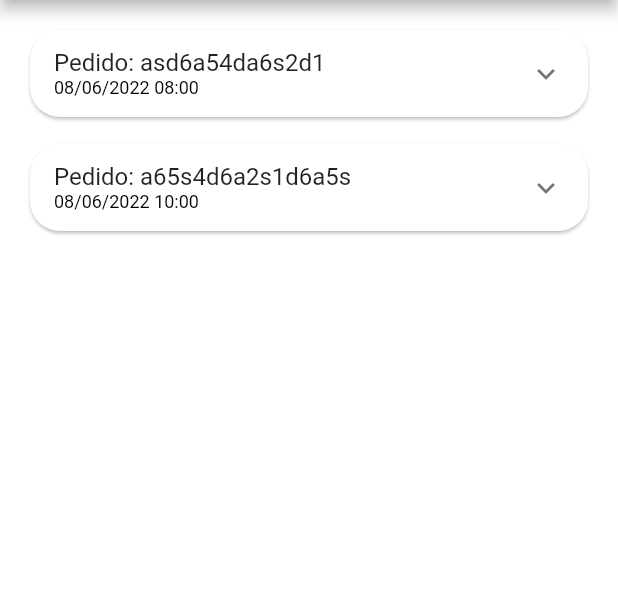
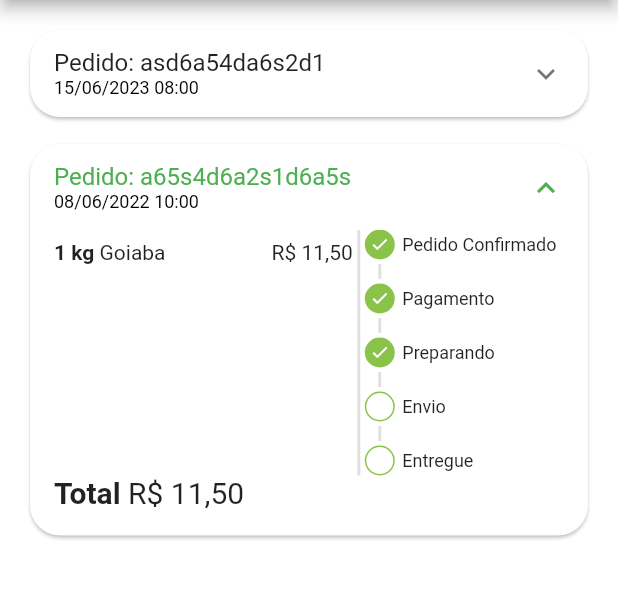
Before and after one commit to MarcosAlbrecht/flutter_quitanda, a Flutter app: the OrdersTab screen opened directly, on a phone screen of 412 x 824 dp, the part 84-683 px from its top. Run offline on Flutter 3.47's test engine with Material 2 defaults, Android fonts, the phone set to English and light mode, and no system bars; our stand-ins replace animated_text_kit, badges, mask_text_input_formatter, qr_flutter.

Commit message:
create order_status_widget

```diff
--- a/lib/src/config/app_data.dart
+++ b/lib/src/config/app_data.dart
@@ -97,10 +97,10 @@ List<OrderModel> orders = [
   OrderModel(
     copyAndPaste: 'q1w2e3r4t5y6',
     createdDateTime: DateTime.parse(
-      '2022-06-08 08:00:10.458',
+      '2023-06-15 08:00:10.458',
     ),
     overdueDateTime: DateTime.parse(
-      '2022-06-08 08:00:10.458',
+      '2023-06-20 08:00:10.458',
     ),
     id: 'asd6a54da6s2d1',
     status: 'pending_payment',
@@ -124,10 +124,10 @@ List<OrderModel> orders = [
       '2022-06-08 10:00:10.458',
     ),
     overdueDateTime: DateTime.parse(
-      '2022-06-08 11:00:10.458',
+      '2023-06-20 11:00:10.458',
     ),
     id: 'a65s4d6a2s1d6a5s',
-    status: 'delivered',
+    status: 'preparing_purchase',
     total: 11.5,
     items: [
       CartItemModel(
--- /dev/null
+++ b/lib/src/pages/orders/components/order_status_widget.dart
@@ -0,0 +1,136 @@
+import 'package:flutter/material.dart';
+
+import 'package:quitanda_app/src/config/custom_colors.dart';
+
+class OrderStatusWidget extends StatelessWidget {
+  final String status;
+  final bool isOverdue;
+
+  final Map<String, int> allStatus = <String, int>{
+    'pending_payment': 0,
+    'refunded': 1,
+    'paid': 2,
+    'preparing_purchase': 3,
+    'shipping': 4,
+    'delivered': 5,
+  };
+
+  int get currentStatus => allStatus[status]!;
+
+  OrderStatusWidget({
+    Key? key,
+    required this.status,
+    required this.isOverdue,
+  }) : super(key: key);
+
+  @override
+  Widget build(BuildContext context) {
+    return Column(
+      crossAxisAlignment: CrossAxisAlignment.start,
+      children: [
+        const _StatusDot(isActive: true, title: 'Pedido Confirmado'),
+        const _CustomDivider(),
+        if (currentStatus == 1) ...[
+          const _StatusDot(
+            isActive: true,
+            title: 'Pix estornado',
+            backGroundColor: Colors.orange,
+          )
+        ] else if (isOverdue) ...[
+          const _StatusDot(
+            isActive: true,
+            title: 'Pagamento vencido',
+            backGroundColor: Colors.red,
+          ),
+        ] else ...[
+          _StatusDot(
+            isActive: currentStatus >= 2,
+            title: 'Pagamento',
+          ),
+          const _CustomDivider(),
+          _StatusDot(
+            isActive: currentStatus >= 3,
+            title: 'Preparando',
+          ),
+          const _CustomDivider(),
+          _StatusDot(
+            isActive: currentStatus >= 4,
+            title: 'Envio',
+          ),
+          const _CustomDivider(),
+          _StatusDot(
+            isActive: currentStatus == 5,
+            title: 'Entregue',
+          ),
+        ]
+      ],
+    );
+  }
+}
+
+class _CustomDivider extends StatelessWidget {
+  const _CustomDivider({Key? key}) : super(key: key);
+
+  @override
+  Widget build(BuildContext context) {
+    return Container(
+      margin: const EdgeInsets.symmetric(
+        horizontal: 9,
+        vertical: 3,
+      ),
+      height: 10,
+      width: 2,
+      color: Colors.grey.shade300,
+    );
+  }
+}
+
+class _StatusDot extends StatelessWidget {
+  final bool isActive;
+  final String title;
+  final Color? backGroundColor;
+
+  const _StatusDot({
+    Key? key,
+    required this.isActive,
+    required this.title,
+    this.backGroundColor,
+  }) : super(key: key);
+
+  @override
+  Widget build(BuildContext context) {
+    return Row(
+      children: [
+        //Dot
+        Container(
+          alignment: Alignment.center,
+          height: 20,
+          width: 20,
+          decoration: BoxDecoration(
+            shape: BoxShape.circle,
+            border: Border.all(color: CustomColors.customSwatchColor),
+            color: isActive
+                ? backGroundColor ?? CustomColors.customSwatchColor
+                : Colors.transparent,
+          ),
+          child: isActive
+              ? const Icon(
+                  Icons.check,
+                  size: 13,
+                  color: Colors.white,
+                )
+              : const SizedBox.shrink(),
+        ),
+        const SizedBox(
+          width: 5,
+        ),
+        Expanded(
+          child: Text(
+            title,
+            style: const TextStyle(fontSize: 12),
+          ),
+        )
+      ],
+    );
+  }
+}
--- a/lib/src/pages/orders/components/order_tile.dart
+++ b/lib/src/pages/orders/components/order_tile.dart
@@ -2,7 +2,10 @@ import 'package:flutter/material.dart';
 
 import 'package:quitanda_app/src/models/cart_item_model.dart';
 import 'package:quitanda_app/src/models/order_model.dart';
+import 'package:quitanda_app/src/pages/common_widgets/payment_dialog.dart';
 import 'package:quitanda_app/src/services/utils_services.dart';
+
+import 'order_status_widget.dart';
 
 class OrderTile extends StatelessWidget {
   final OrderModel order;
@@ -25,6 +28,7 @@ class OrderTile extends StatelessWidget {
           dividerColor: Colors.transparent,
         ),
         child: ExpansionTile(
+          initiallyExpanded: order.status == 'preparing_purchase',
           title: Column(
             mainAxisSize: MainAxisSize.min,
             crossAxisAlignment: CrossAxisAlignment.start,
@@ -40,13 +44,16 @@ class OrderTile extends StatelessWidget {
             ],
           ),
           childrenPadding: const EdgeInsets.fromLTRB(16, 0, 16, 16),
+          expandedCrossAxisAlignment: CrossAxisAlignment.stretch,
           children: [
-            SizedBox(
-              height: 150,
+            IntrinsicHeight(
               child: Row(
                 children: [
+                  //Lista de produtos
                   Expanded(
                     flex: 3,
+                    child: SizedBox(
+                      height: 150,
                       child: ListView(
                         children: order.items.map(
                           (orderItem) {
@@ -58,11 +65,60 @@ class OrderTile extends StatelessWidget {
                         ).toList(),
                       ),
                     ),
+                  ),
+                  //Divisao
+                  VerticalDivider(
+                    color: Colors.grey.shade300,
+                    thickness: 2,
+                    width: 8,
+                  ),
+                  //Status do pedido
                   Expanded(
                     flex: 2,
-                    child: Container(color: Colors.blue),
+                    child: OrderStatusWidget(
+                      isOverdue: order.overdueDateTime.isBefore(DateTime.now()),
+                      status: order.status,
+                    ),
                   ),
                 ],
+              ),
+            ),
+            //Total Geral
+            Text.rich(
+              TextSpan(
+                style: const TextStyle(fontSize: 20),
+                children: [
+                  const TextSpan(
+                    text: 'Total ',
+                    style: TextStyle(
+                      fontWeight: FontWeight.bold,
+                    ),
+                  ),
+                  TextSpan(
+                    text: utilServices.priceToCurrency(order.total),
+                  ),
+                ],
+              ),
+            ),
+            //Botao Pagamento
+            Visibility(
+              visible: order.status == 'pending_payment',
+              child: ElevatedButton.icon(
+                style: ElevatedButton.styleFrom(
+                  shape: RoundedRectangleBorder(
+                    borderRadius: BorderRadius.circular(20),
+                  ),
+                ),
+                icon: Image.asset('assets/app_images/pix.png', height: 18),
+                label: const Text('Ver QR Code Pix'),
+                onPressed: () {
+                  showDialog(
+                    context: context,
+                    builder: (_) {
+                      return PaymentDialog(order: order);
+                    },
+                  );
+                },
               ),
             )
           ],
--- a/pubspec.yaml
+++ b/pubspec.yaml
@@ -17,6 +17,7 @@ dependencies:
   mask_text_input_formatter: ^2.4.0
   badges: ^3.1.1
   intl: ^0.17.0
+  qr_flutter: ^4.0.0
 
 dev_dependencies:
   flutter_test:
@@ -29,3 +30,4 @@ flutter:
   uses-material-design: true
   assets:
     - assets/fruits/
+    - assets/app_images/
```
Also changed, not shown: lib/src/pages/cart/cart_tab.dart (+10 -1 lines), lib/src/pages/common_widgets/payment_dialog.dart (added, +100 -0 lines), assets/app_images/pix.png (added), pubspec.lock. Lines whose indentation alone changed are shown as unchanged.
